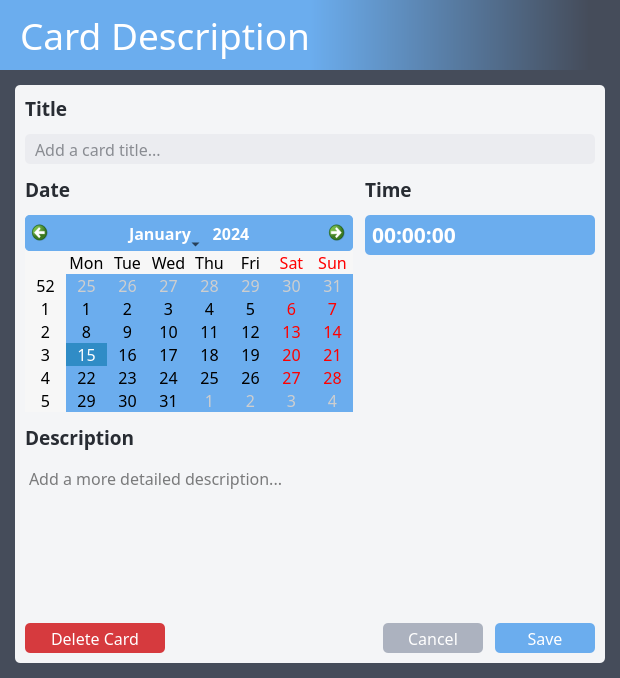
First picture: the form in src/eisenban/ui/card_description.ui, repository clockworksspheres/eisenban, before the edit.
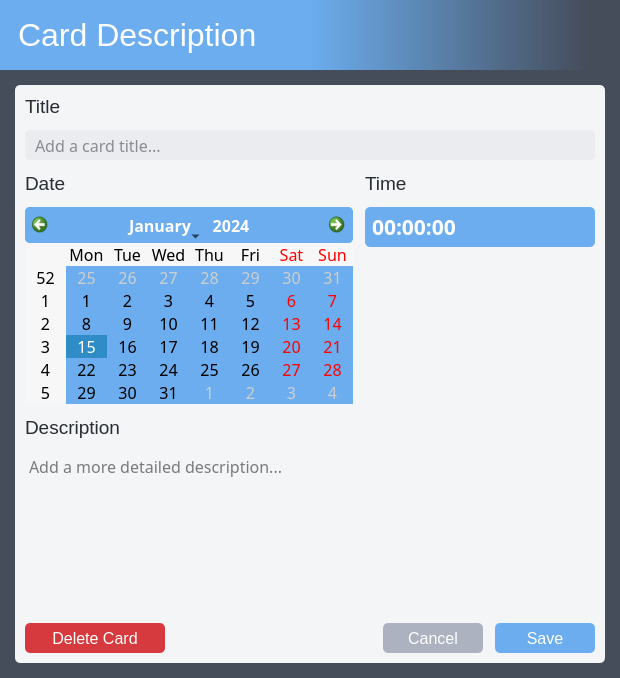
Second picture: the form after the edit. Icons and pictures are not drawn.

Diff of the .ui file:
```diff
--- a/src/eisenban/ui/card_description.ui
+++ b/src/eisenban/ui/card_description.ui
@@ -59,8 +59,8 @@
       </property>
       <property name="font">
        <font>
-        <family>Torus Pro</family>
-        <pointsize>28</pointsize>
+        <family>Arimo</family>
+        <pointsize>24</pointsize>
        </font>
       </property>
       <property name="styleSheet">
@@ -117,9 +117,9 @@
            <widget class="QLabel" name="label_title">
             <property name="font">
              <font>
-              <family>Torus Pro</family>
+              <family>Arimo</family>
               <pointsize>14</pointsize>
-              <bold>true</bold>
+              <bold>false</bold>
              </font>
             </property>
             <property name="styleSheet">
@@ -188,9 +188,9 @@
                <widget class="QLabel" name="label_date">
                 <property name="font">
                  <font>
-                  <family>Torus Pro</family>
+                  <family>Arimo</family>
                   <pointsize>14</pointsize>
-                  <bold>true</bold>
+                  <bold>false</bold>
                  </font>
                 </property>
                 <property name="styleSheet">
@@ -310,9 +310,9 @@
                <widget class="QLabel" name="label_time">
                 <property name="font">
                  <font>
-                  <family>Torus Pro</family>
+                  <family>Arimo</family>
                   <pointsize>14</pointsize>
-                  <bold>true</bold>
+                  <bold>false</bold>
                  </font>
                 </property>
                 <property name="styleSheet">
@@ -422,9 +422,9 @@
            <widget class="QLabel" name="label_description">
             <property name="font">
              <font>
-              <family>Torus Pro</family>
+              <family>Arimo</family>
               <pointsize>14</pointsize>
-              <bold>true</bold>
+              <bold>false</bold>
              </font>
             </property>
             <property name="styleSheet">
@@ -533,7 +533,7 @@
               </property>
               <property name="font">
                <font>
-                <family>Torus Pro</family>
+                <family>Arimo</family>
                 <pointsize>12</pointsize>
                </font>
               </property>
@@ -595,7 +595,7 @@
               </property>
               <property name="font">
                <font>
-                <family>Torus Pro</family>
+                <family>Arimo</family>
                 <pointsize>12</pointsize>
                </font>
               </property>
@@ -644,7 +644,7 @@
               </property>
               <property name="font">
                <font>
-                <family>Torus Pro</family>
+                <family>Arimo</family>
                 <pointsize>12</pointsize>
                </font>
               </property>
```
Left out of the diff: 6 changed lines with no effect on the pictures.
